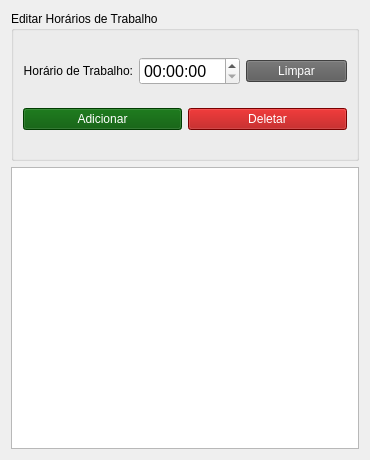
Above: view/trabalhoUi.ui from hansmboron/MehsysPy before the change. Below: the same form after it.
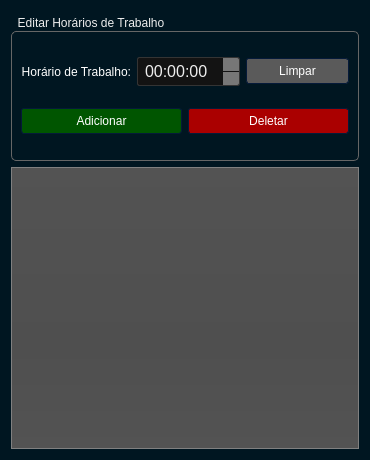
That is the form after the change. Icons and pictures are not drawn.

What changed in the file:
```diff
--- a/view/trabalhoUi.ui
+++ b/view/trabalhoUi.ui
@@ -23,6 +23,491 @@
    <iconset resource="../res.qrc">
     <normaloff>:/logo/img/logo_gra.png</normaloff>:/logo/img/logo_gra.png</iconset>
   </property>
+  <property name="styleSheet">
+   <string notr="true">QWidget
+{
+	background-color: rgb(0, 22, 33);
+	color: #fff;
+	selection-background-color: rgb(0, 50, 200);
+	selection-color: #000;
+}
+
+/*-----QLabel-----*/
+QLabel
+{
+	background-color: transparent;
+	color: #fff;
+}
+
+
+/*-----QPushButton-----*/
+QPushButton
+{
+	background-color: qlineargradient(spread:repeat, x1:1, y1:0, x2:1, y2:1, stop:0 rgba(84, 84, 84, 255),stop:1 rgba(59, 59, 59, 255));
+	color: #ffffff;
+	min-width: 80px;
+	border-style: solid;
+	border-width: 1px;
+	border-radius: 3px;
+	border-color: #051a39;
+	padding: 5px;
+
+}
+
+
+QPushButton::flat
+{
+	background-color: transparent;
+	border: none;
+	color: #fff;
+
+}
+
+
+QPushButton::disabled
+{
+	background-color: #404040;
+	color: #656565;
+	border-color: #051a39;
+
+}
+
+
+QPushButton::hover
+{
+	/*background-color: rgba(183, 134, 32, 20%);*/
+	background-color: rgba(230, 80, 255, 30%);
+	/*border: 1px solid #b78620;*/
+	border: 1px solid #850085;
+
+}
+
+
+QPushButton::pressed
+{
+	background-color: qlineargradient(spread:repeat, x1:1, y1:0, x2:1, y2:1, stop:0 rgba(74, 74, 74, 255),stop:1 rgba(49, 49, 49, 255));
+	border: 1px solid #850085;
+
+}
+
+
+QPushButton::checked
+{
+	background-color: qlineargradient(spread:repeat, x1:1, y1:0, x2:1, y2:1, stop:0 rgba(74, 74, 74, 255),stop:1 rgba(49, 49, 49, 255));
+	border: 1px solid #222;
+
+}
+
+
+/*-----QLineEdit-----*/
+QLineEdit
+{
+	background-color: #131313;
+	color : #eee;
+	border: 1px solid #343434;
+	border-radius: 2px;
+	padding: 3px;
+	padding-left: 5px;
+
+}
+
+
+/*-----QPlainTExtEdit-----*/
+QPlainTextEdit
+{
+	background-color: #131313;
+	color : #eee;
+	border: 1px solid #343434;
+	border-radius: 2px;
+	padding: 3px;
+	padding-left: 5px;
+
+}
+
+
+
+/*-----QSpinBox &amp; QDateTimeEdit-----*/
+QSpinBox,
+QDateTimeEdit 
+{
+    background-color: #131313;
+	color : #eee;
+	border: 1px solid #343434;
+	padding: 3px;
+	padding-left: 5px;
+    border-radius : 2px;
+
+}
+
+
+QSpinBox::up-button, 
+QDateTimeEdit::up-button
+{
+	border-top-right-radius:2px;
+	background-color: #777777;
+    width: 16px; 
+    border-width: 1px;
+
+}
+
+
+QSpinBox::up-button:hover, 
+QDateTimeEdit::up-button:hover
+{
+	background-color: #585858;
+
+}
+
+
+QSpinBox::up-button:pressed, 
+QDateTimeEdit::up-button:pressed
+{
+	background-color: #252525;
+    width: 16px; 
+    border-width: 1px;
+
+}
+
+
+QSpinBox::up-arrow,
+QDateTimeEdit::up-arrow
+{
+    width: 7px;
+    height: 7px;
+
+}
+
+
+QSpinBox::down-button, 
+QDateTimeEdit::down-button
+{
+	border-bottom-right-radius:2px;
+	background-color: #777777;
+    width: 16px; 
+    border-width: 1px;
+
+}
+
+
+QSpinBox::down-button:hover, 
+QDateTimeEdit::down-button:hover
+{
+	background-color: #585858;
+
+}
+
+
+QSpinBox::down-button:pressed, 
+QDateTimeEdit::down-button:pressed
+{
+	background-color: #252525;
+    width: 16px; 
+    border-width: 1px;
+
+}
+
+
+QSpinBox::down-arrow,
+QDateTimeEdit::down-arrow
+{
+
+    width: 7px;
+    height: 7px;
+
+}
+
+
+/*-----QGroupBox-----*/
+QGroupBox 
+{
+    border: 1px solid;
+    border-color: #666666;
+	border-radius: 5px;
+    margin-top: 20px;
+
+}
+
+
+QGroupBox::title  
+{
+    background-color: transparent;
+    color: #eee;
+    subcontrol-origin: margin;
+    padding: 5px;
+	border-top-left-radius: 3px;
+	border-top-right-radius: 3px;
+
+}
+
+
+/*-----QHeaderView-----*/
+QHeaderView::section
+{
+    background-color: qlineargradient(spread:repeat, x1:1, y1:0, x2:1, y2:1, stop:0 rgba(60, 60, 60, 255),stop:1 rgba(50, 50, 50, 255));
+	border: 1px solid #000;
+    color: #fff;
+    text-align: left;
+	padding: 4px;
+	
+}
+
+
+QHeaderView::section:disabled
+{
+    background-color: #525251;
+    color: #656565;
+
+}
+
+
+QHeaderView::section:checked
+{
+    background-color: qlineargradient(spread:repeat, x1:1, y1:0, x2:1, y2:1, stop:0 rgba(60, 60, 60, 255),stop:1 rgba(50, 50, 50, 255));
+    color: #fff;
+
+}
+
+
+QHeaderView::section::vertical::first,
+QHeaderView::section::vertical::only-one
+{
+    border-top: 1px solid #353635;
+
+}
+
+
+QHeaderView::section::vertical
+{
+    border-top: 1px solid #353635;
+
+}
+
+
+QHeaderView::section::horizontal::first,
+QHeaderView::section::horizontal::only-one
+{
+    border-left: 1px solid #353635;
+
+}
+
+
+QHeaderView::section::horizontal
+{
+    border-left: 1px solid #353635;
+
+}
+
+
+QTableCornerButton::section
+{
+    background-color: qlineargradient(spread:repeat, x1:1, y1:0, x2:1, y2:1, stop:0 rgba(60, 60, 60, 255),stop:1 rgba(50, 50, 50, 255));
+	border: 1px solid #000;
+    color: #fff;
+
+}
+
+
+/*-----QListView-----*/
+QListView 
+{
+	background-color: qlineargradient(spread:repeat, x1:1, y1:0, x2:1, y2:1, stop:0 rgba(83, 83, 83, 255),stop:0.293269 rgba(81, 81, 81, 255),stop:0.634615 rgba(79, 79, 79, 255),stop:1 rgba(83, 83, 83, 255));
+    border : none;
+    color: white;
+    show-decoration-selected: 1; 
+    outline: 0;
+	border: 1px solid gray;
+
+}
+
+
+QListView::disabled 
+{
+	background-color: #656565;
+	color: #1b1b1b;
+    border: 1px solid #656565;
+
+}
+
+
+QListView::item 
+{
+	background-color: #2d2d2d;
+    padding: 1px;
+
+}
+
+
+QListView::item:alternate 
+{
+    background-color: rgb(0, 22, 33);
+
+}
+
+
+QListView::item:selected 
+{
+	background-color: #850085;
+	border: 1px solid #850085;
+	color: #fff;
+
+}
+
+
+QListView::item:selected:!active 
+{
+	background-color: #850085;
+	border: 1px solid #850085;
+	color: #fff;
+
+}
+
+
+QListView::item:selected:active 
+{
+	background-color: #850085;
+	border: 1px solid #850085;
+	color: #fff;
+
+}
+
+
+QListView::item:hover {
+    background-color: #262626;
+    border: none;
+    color: white;
+
+}
+
+
+/*-----QScrollBar-----*/
+QScrollBar:horizontal
+{
+    border: 1px solid #222222;
+    background-color: #3d3d3d;
+    height: 15px;
+    margin: 0px 16px 0 16px;
+
+}
+
+
+QScrollBar::handle:horizontal
+{
+	background-color: qlineargradient(spread:repeat, x1:1, y1:0, x2:1, y2:1, stop:0 rgba(97, 97, 97, 255),stop:1 rgba(90, 90, 90, 255));
+	border: 1px solid #2d2d2d;
+    min-height: 20px;
+
+}
+
+
+QScrollBar::add-line:horizontal
+{
+	background-color: qlineargradient(spread:repeat, x1:1, y1:0, x2:1, y2:1, stop:0 rgba(97, 97, 97, 255),stop:1 rgba(90, 90, 90, 255));
+	border: 1px solid #2d2d2d;
+    width: 15px;
+    subcontrol-position: right;
+    subcontrol-origin: margin;
+
+}
+
+
+QScrollBar::sub-line:horizontal
+{
+	background-color: qlineargradient(spread:repeat, x1:1, y1:0, x2:1, y2:1, stop:0 rgba(97, 97, 97, 255),stop:1 rgba(90, 90, 90, 255));
+	border: 1px solid #2d2d2d;
+    width: 15px;
+    subcontrol-position: left;
+    subcontrol-origin: margin;
+
+}
+
+
+QScrollBar::right-arrow:horizontal
+{
+    width: 6px;
+    height: 6px;
+
+}
+
+
+QScrollBar::left-arrow:horizontal
+{
+    width: 6px;
+    height: 6px;
+
+}
+
+
+QScrollBar::add-page:horizontal, QScrollBar::sub-page:horizontal
+{
+    background: none;
+
+}
+
+
+QScrollBar:vertical
+{
+    background-color: #3d3d3d;
+    width: 16px;
+	border: 1px solid #2d2d2d;
+    margin: 16px 0px 16px 0px;
+
+}
+
+
+QScrollBar::handle:vertical
+{
+    background-color: qlineargradient(spread:repeat, x1:1, y1:0, x2:1, y2:1, stop:0 rgba(97, 97, 97, 255),stop:1 rgba(90, 90, 90, 255));
+	border: 1px solid #2d2d2d;
+    min-height: 20px;
+
+}
+
+
+QScrollBar::add-line:vertical
+{
+	background-color: qlineargradient(spread:repeat, x1:1, y1:0, x2:1, y2:1, stop:0 rgba(97, 97, 97, 255),stop:1 rgba(90, 90, 90, 255));
+	border: 1px solid #2d2d2d;
+    height: 15px;
+    subcontrol-position: bottom;
+    subcontrol-origin: margin;
+
+}
+
+
+QScrollBar::sub-line:vertical
+{
+	background-color: qlineargradient(spread:repeat, x1:1, y1:0, x2:1, y2:1, stop:0 rgba(97, 97, 97, 255),stop:1 rgba(90, 90, 90, 255));
+	border: 1px solid #2d2d2d;
+    height: 15px;
+    subcontrol-position: top;
+    subcontrol-origin: margin;
+
+}
+
+
+QScrollBar::up-arrow:vertical
+{
+    width: 6px;
+    height: 6px;
+
+}
+
+
+QScrollBar::down-arrow:vertical
+{
+    width: 6px;
+    height: 6px;
+
+}
+
+
+QScrollBar::add-page:vertical, QScrollBar::sub-page:vertical
+{
+    background: none;
+
+}
+</string>
+  </property>
   <layout class="QVBoxLayout" name="verticalLayout">
    <item>
     <widget class="QGroupBox" name="groupBox">
```
